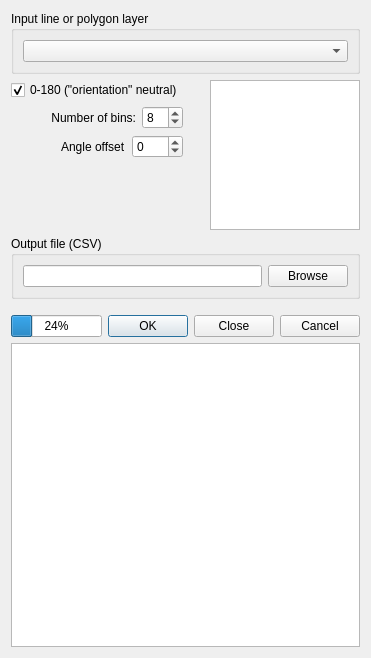
Qt form linedirectionhistogram_dialog_base.ui (havatv/qgislinedirectionhistogramplugin) before a commit.
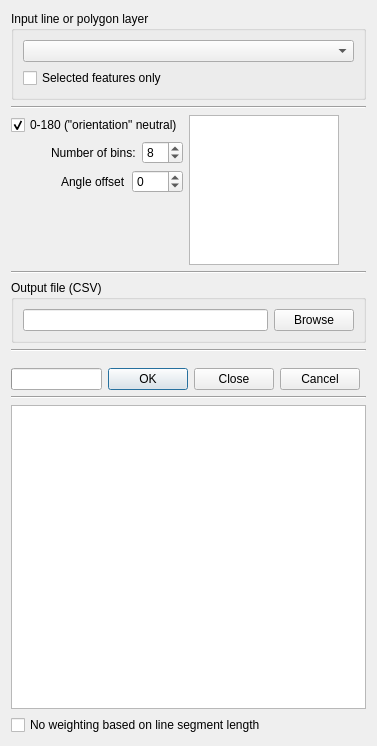
The same form after that commit.

Commit message: Added option to accept selected features. Added option to choose no length weighting. Multigeometry support added.  CSV file header row added.  CSV angle offset bug fixed.  User interface fixes and updates.

```diff
--- a/linedirectionhistogram_dialog_base.ui
+++ b/linedirectionhistogram_dialog_base.ui
@@ -6,8 +6,8 @@
    <rect>
     <x>0</x>
     <y>0</y>
-    <width>371</width>
-    <height>654</height>
+    <width>377</width>
+    <height>736</height>
    </rect>
   </property>
   <property name="windowTitle">
@@ -19,21 +19,47 @@
      <property name="title">
       <string>Input line or polygon layer</string>
      </property>
-     <layout class="QHBoxLayout" name="horizontalLayout">
+     <layout class="QVBoxLayout" name="verticalLayout_3">
       <item>
        <widget class="QComboBox" name="InputLayer"/>
       </item>
+      <item>
+       <widget class="QCheckBox" name="selectedFeaturesCheckBox">
+        <property name="text">
+         <string>Selected features only</string>
+        </property>
+       </widget>
+      </item>
      </layout>
     </widget>
    </item>
+   <item>
+    <widget class="Line" name="line">
+     <property name="orientation">
+      <enum>Qt::Horizontal</enum>
+     </property>
+    </widget>
+   </item>
    <item>
     <layout class="QHBoxLayout" name="horizontalLayout_3">
-     <property name="sizeConstraint">
-      <enum>QLayout::SetMinimumSize</enum>
-     </property>
      <item>
       <layout class="QVBoxLayout" name="verticalLayout_2">
        <item>
+        <layout class="QHBoxLayout" name="horizontalLayout_7">
+         <item>
+          <spacer name="horizontalSpacer_5">
+           <property name="orientation">
+            <enum>Qt::Horizontal</enum>
+           </property>
+           <property name="sizeHint" stdset="0">
+            <size>
+             <width>0</width>
+             <height>0</height>
+            </size>
+           </property>
+          </spacer>
+         </item>
+         <item>
         <widget class="QCheckBox" name="DirectionNeutralCheckBox">
          <property name="enabled">
           <bool>true</bool>
@@ -55,6 +81,8 @@
          </property>
         </widget>
        </item>
+        </layout>
+       </item>
        <item>
         <layout class="QHBoxLayout" name="horizontalLayout_6">
          <item>
@@ -64,8 +92,8 @@
            </property>
            <property name="sizeHint" stdset="0">
             <size>
-             <width>40</width>
-             <height>20</height>
+             <width>0</width>
+             <height>0</height>
             </size>
            </property>
           </spacer>
@@ -75,9 +103,6 @@
            <property name="text">
             <string>Number of bins:</string>
            </property>
-           <property name="alignment">
-            <set>Qt::AlignRight|Qt::AlignTrailing|Qt::AlignVCenter</set>
-           </property>
           </widget>
          </item>
          <item>
@@ -101,8 +126,8 @@
            </property>
            <property name="sizeHint" stdset="0">
             <size>
-             <width>40</width>
-             <height>20</height>
+             <width>0</width>
+             <height>0</height>
             </size>
            </property>
           </spacer>
@@ -140,26 +165,13 @@
          <property name="sizeHint" stdset="0">
           <size>
            <width>20</width>
-           <height>40</height>
+           <height>10</height>
           </size>
          </property>
         </spacer>
        </item>
       </layout>
      </item>
-     <item>
-      <spacer name="horizontalSpacer_3">
-       <property name="orientation">
-        <enum>Qt::Horizontal</enum>
-       </property>
-       <property name="sizeHint" stdset="0">
-        <size>
-         <width>40</width>
-         <height>20</height>
-        </size>
-       </property>
-      </spacer>
-     </item>
      <item>
       <widget class="QGraphicsView" name="setupGraphicsView">
        <property name="sizePolicy">
@@ -188,8 +200,28 @@
        </property>
       </widget>
      </item>
+     <item>
+      <spacer name="horizontalSpacer_3">
+       <property name="orientation">
+        <enum>Qt::Horizontal</enum>
+       </property>
+       <property name="sizeHint" stdset="0">
+        <size>
+         <width>10000</width>
+         <height>20</height>
+        </size>
+       </property>
+      </spacer>
+     </item>
     </layout>
    </item>
+   <item>
+    <widget class="Line" name="line_2">
+     <property name="orientation">
+      <enum>Qt::Horizontal</enum>
+     </property>
+    </widget>
+   </item>
    <item>
     <widget class="QGroupBox" name="groupBox_2">
      <property name="title">
@@ -198,6 +230,12 @@
      <layout class="QHBoxLayout" name="horizontalLayout_2">
       <item>
        <widget class="QLineEdit" name="outputFile">
+        <property name="sizePolicy">
+         <sizepolicy hsizetype="Expanding" vsizetype="Fixed">
+          <horstretch>1</horstretch>
+          <verstretch>0</verstretch>
+         </sizepolicy>
+        </property>
         <property name="cursor">
          <cursorShape>ArrowCursor</cursorShape>
         </property>
@@ -222,6 +260,13 @@
      </layout>
     </widget>
    </item>
+   <item>
+    <widget class="Line" name="line_3">
+     <property name="orientation">
+      <enum>Qt::Horizontal</enum>
+     </property>
+    </widget>
+   </item>
    <item>
     <spacer name="verticalSpacer">
      <property name="orientation">
@@ -241,22 +286,31 @@
    <item>
     <layout class="QHBoxLayout" name="horizontalLayout_4">
      <item>
-      <widget class="QProgressBar" name="progressBar">
-       <property name="value">
-        <number>24</number>
-       </property>
-      </widget>
+      <widget class="QProgressBar" name="progressBar"/>
      </item>
      <item>
       <widget class="QDialogButtonBox" name="button_box">
-       <property name="orientation">
-        <enum>Qt::Horizontal</enum>
-       </property>
        <property name="standardButtons">
         <set>QDialogButtonBox::Cancel|QDialogButtonBox::Close|QDialogButtonBox::Ok</set>
        </property>
+       <property name="centerButtons">
+        <bool>false</bool>
+       </property>
       </widget>
      </item>
+     <item>
+      <spacer name="horizontalSpacer_6">
+       <property name="orientation">
+        <enum>Qt::Horizontal</enum>
+       </property>
+       <property name="sizeHint" stdset="0">
+        <size>
+         <width>100000</width>
+         <height>20</height>
+        </size>
+       </property>
+      </spacer>
+     </item>
     </layout>
    </item>
    <item>
@@ -272,6 +326,13 @@
      </property>
     </spacer>
    </item>
+   <item>
+    <widget class="Line" name="line_4">
+     <property name="orientation">
+      <enum>Qt::Horizontal</enum>
+     </property>
+    </widget>
+   </item>
    <item>
     <widget class="QGraphicsView" name="graphicsView">
      <property name="sizePolicy">
@@ -286,22 +347,21 @@
        <height>304</height>
       </size>
      </property>
-     <property name="baseSize">
-      <size>
-       <width>0</width>
-       <height>0</height>
-      </size>
+     <property name="verticalScrollBarPolicy">
+      <enum>Qt::ScrollBarAlwaysOff</enum>
+     </property>
+     <property name="horizontalScrollBarPolicy">
+      <enum>Qt::ScrollBarAlwaysOff</enum>
      </property>
      <property name="interactive">
       <bool>false</bool>
      </property>
-     <property name="sceneRect">
-      <rectf>
-       <x>0.000000000000000</x>
-       <y>0.000000000000000</y>
-       <width>0.000000000000000</width>
-       <height>0.000000000000000</height>
-      </rectf>
+    </widget>
+   </item>
+   <item>
+    <widget class="QCheckBox" name="noWeightingCheckBox">
+     <property name="text">
+      <string>No weighting based on line segment length</string>
      </property>
     </widget>
    </item>
```
Lines whose indentation alone changed are shown as unchanged. The commit also changes 10 other files.
